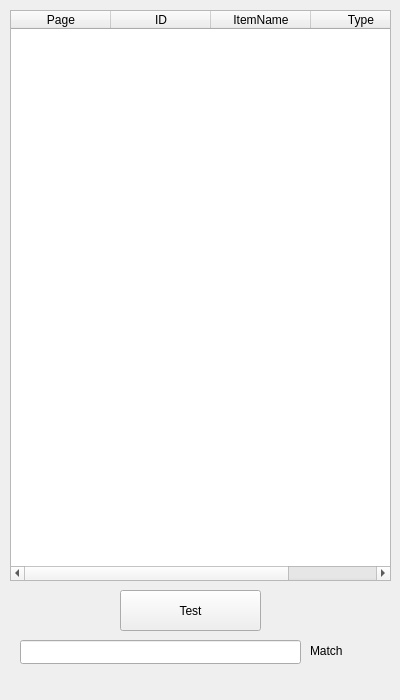
Qt form GUI/PropertyOCR/PropertyOCRForm.ui (OpenAA-Project/OpenAA-Inspection) before a commit.
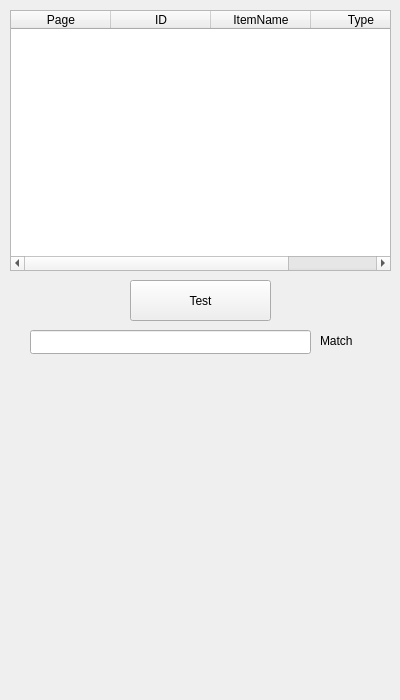
The same form after that commit. Custom widgets are drawn as their Qt base class.

```diff
--- a/GUI/PropertyOCR/PropertyOCRForm.ui
+++ b/GUI/PropertyOCR/PropertyOCRForm.ui
@@ -19,7 +19,7 @@
      <x>10</x>
      <y>10</y>
      <width>381</width>
-     <height>571</height>
+     <height>261</height>
     </rect>
    </property>
    <property name="selectionMode">
@@ -52,8 +52,8 @@
   <widget class="QPushButton" name="pushButtonTest">
    <property name="geometry">
     <rect>
-     <x>120</x>
-     <y>590</y>
+     <x>130</x>
+     <y>280</y>
      <width>141</width>
      <height>41</height>
     </rect>
@@ -65,8 +65,8 @@
   <widget class="QLineEdit" name="lineEditResult">
    <property name="geometry">
     <rect>
-     <x>20</x>
-     <y>640</y>
+     <x>30</x>
+     <y>330</y>
      <width>281</width>
      <height>24</height>
     </rect>
@@ -75,8 +75,8 @@
   <widget class="QLabel" name="labelResultMatch">
    <property name="geometry">
     <rect>
-     <x>310</x>
-     <y>640</y>
+     <x>320</x>
+     <y>330</y>
      <width>75</width>
      <height>21</height>
     </rect>
@@ -85,6 +85,22 @@
     <string>Match</string>
    </property>
   </widget>
+  <widget class="QLabel" name="labelOCRImage">
+   <property name="geometry">
+    <rect>
+     <x>10</x>
+     <y>360</y>
+     <width>381</width>
+     <height>331</height>
+    </rect>
+   </property>
+   <property name="text">
+    <string/>
+   </property>
+   <property name="scaledContents">
+    <bool>true</bool>
+   </property>
+  </widget>
  </widget>
  <customwidgets>
   <customwidget>
```
